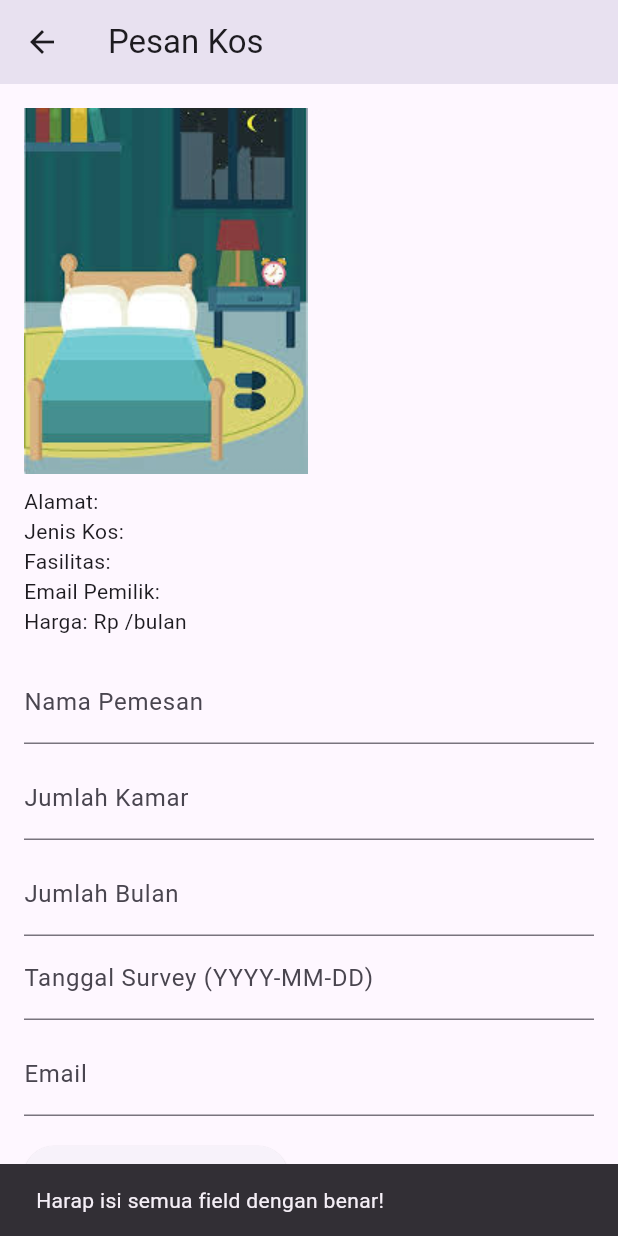
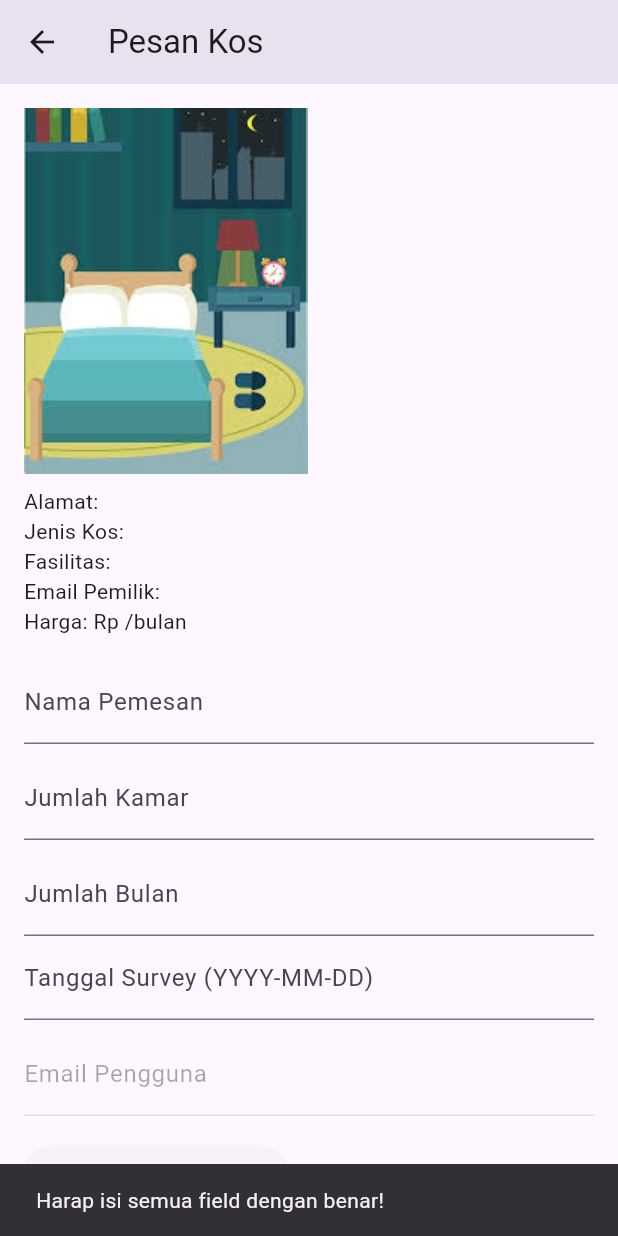
Before and after one commit to RafiRhnnn/kosanbaru, a Flutter app: the PesanScreen screen opened directly with empty values, scrolled down 49 dp, after a tap on "Konfirmasi Pesanan", on a phone screen of 412 x 824 dp. Run offline on Flutter 3.47's test engine with Material 3 defaults, Android fonts, the phone set to English and light mode, and no system bars; our stand-ins replace bottom_navy_bar, supabase_flutter; accounts and stored records are empty.

Commit message:
auto email pencari

```diff
--- a/lib/screens/pemilikkos/home_screen.dart
+++ b/lib/screens/pemilikkos/home_screen.dart
@@ -1,7 +1,7 @@
 import 'package:flutter/material.dart';
 
 class HomeScreen extends StatelessWidget {
-  const HomeScreen({Key? key}) : super(key: key);
+  const HomeScreen({super.key});
 
   @override
   Widget build(BuildContext context) {
--- a/lib/screens/pemilikkos/pesanan_screen.dart
+++ b/lib/screens/pemilikkos/pesanan_screen.dart
@@ -1,7 +1,7 @@
 import 'package:flutter/material.dart';
 
 class PesananScreen extends StatelessWidget {
-  const PesananScreen({Key? key}) : super(key: key);
+  const PesananScreen({super.key});
 
   @override
   Widget build(BuildContext context) {
--- a/lib/screens/pemilikkos/profile_screen.dart
+++ b/lib/screens/pemilikkos/profile_screen.dart
@@ -1,7 +1,7 @@
 import 'package:flutter/material.dart';
 
 class ProfileScreen extends StatelessWidget {
-  const ProfileScreen({Key? key}) : super(key: key);
+  const ProfileScreen({super.key});
 
   @override
   Widget build(BuildContext context) {
--- a/lib/screens/pencarikos/pesan_screen.dart
+++ b/lib/screens/pencarikos/pesan_screen.dart
@@ -3,10 +3,12 @@ import 'package:supabase_flutter/supabase_flutter.dart';
 
 class PesanScreen extends StatefulWidget {
   final Map<String, dynamic> kosData;
+  final String email;
 
   const PesanScreen({
     super.key,
     required this.kosData,
+    required this.email,
   });
 
   @override
@@ -43,7 +45,7 @@ class _PesanScreenState extends State<PesanScreen> {
         'jumlah_kamar': jumlahKamar,
         'tanggal_survey': tanggalSurvey,
         'berapa_bulan': berapaBulan,
-        'email': email,
+        'email': widget.email,
         'nama_kos': widget.kosData['nama_kos'],
         'alamat_kos': widget.kosData['alamat_kos'],
       });
@@ -122,11 +124,10 @@ class _PesanScreenState extends State<PesanScreen> {
                 ),
               ),
               const SizedBox(height: 8),
-              TextField(
-                controller: _emailController,
-                decoration: const InputDecoration(
-                  labelText: 'Email',
-                ),
+              TextFormField(
+                initialValue: widget.email, // Email dari login
+                enabled: false, // Tidak dapat diubah oleh pengguna
+                decoration: const InputDecoration(labelText: 'Email Pengguna'),
               ),
               const SizedBox(height: 16),
               ElevatedButton(
```
Also changed, not shown: lib/screens/login/login_screen.dart (+12 -13 lines), lib/screens/pencarikos/pencarikos_screen.dart (+12 -73 lines), lib/screens/pencarikos/pesanan_screen.dart (+4 -8 lines).
